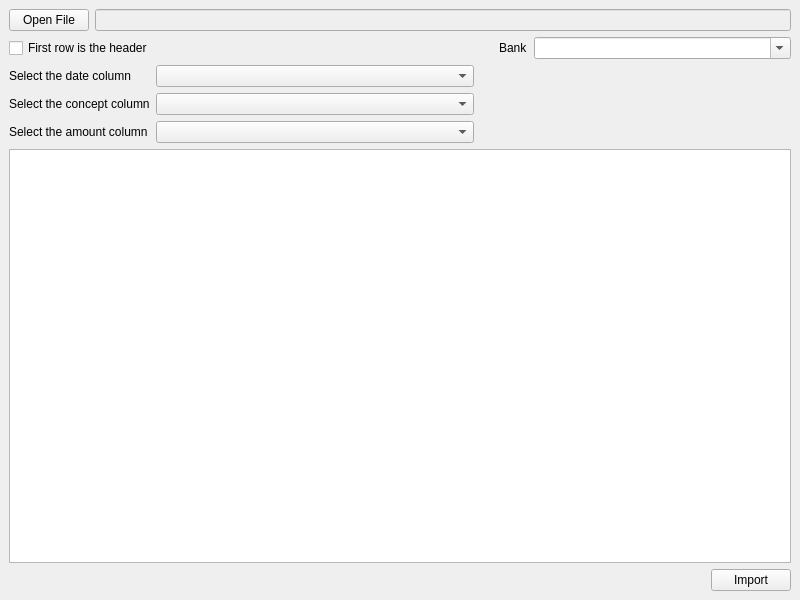
This is importfile.ui in xcarol/wmm-qt as Qt 5 draws it before an edit. The edited form follows.
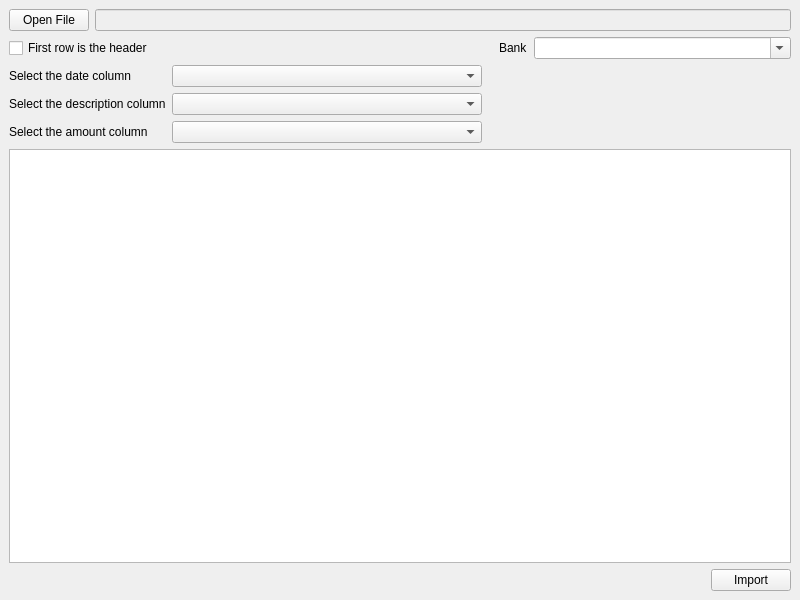
This is the edited form.

What changed in the file:
```diff
--- a/importfile.ui
+++ b/importfile.ui
@@ -86,7 +86,7 @@
         <item row="1" column="0">
          <widget class="QLabel" name="label_2">
           <property name="text">
-           <string>Select the concept column</string>
+           <string>Select the description column</string>
           </property>
          </widget>
         </item>
```
Left out of the diff: 2 changed lines with no effect on the pictures.
